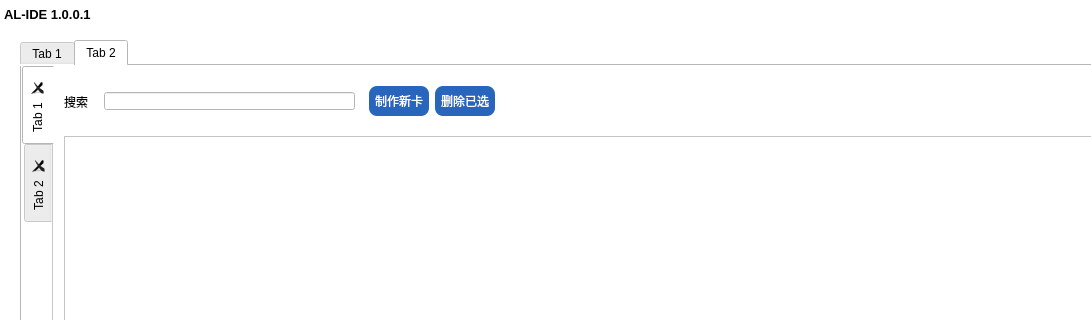
NWYLZW/A-Language-IDE, file visualizationSrc/qtUI/mainInterFace.ui: the form before one commit; both pictures show x 0 to 1091 and y 0 to 320 of the 1200 by 720 pixel window.
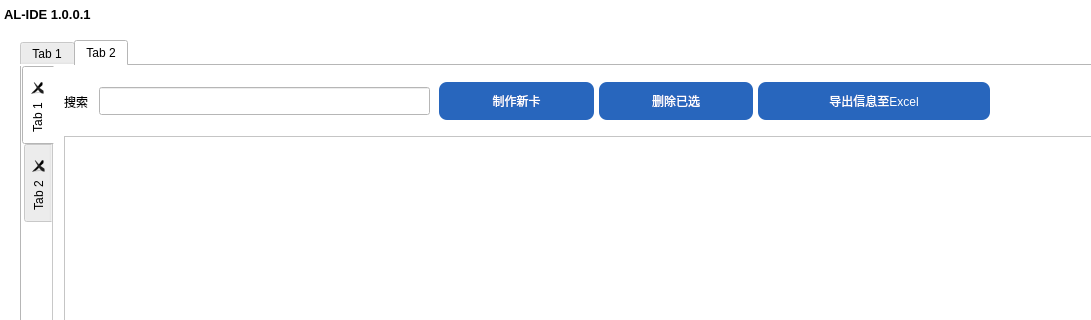
The form after the commit. The open tabs and pages were chosen to show the change. Icons and pictures are not drawn.

```diff
--- a/visualizationSrc/qtUI/mainInterFace.ui
+++ b/visualizationSrc/qtUI/mainInterFace.ui
@@ -300,7 +300,7 @@
          <rect>
           <x>10</x>
           <y>10</y>
-          <width>301</width>
+          <width>371</width>
           <height>51</height>
          </rect>
         </property>
@@ -318,7 +318,8 @@
          <item>
           <widget class="QLineEdit" name="CMT_C_Search_Input">
            <property name="styleSheet">
-            <string notr="true">margin:10px;</string>
+            <string notr="true">margin: 5px;
+padding: 5px;</string>
            </property>
           </widget>
          </item>
@@ -356,24 +357,27 @@
        <widget class="QWidget" name="horizontalLayoutWidget_4">
         <property name="geometry">
          <rect>
-          <x>310</x>
+          <x>380</x>
           <y>10</y>
-          <width>136</width>
+          <width>561</width>
           <height>51</height>
          </rect>
         </property>
-        <layout class="QHBoxLayout" name="CMT_C_btnList">
+        <layout class="QHBoxLayout" name="CMT_C_btnList" stretch="2,2,3">
+         <property name="spacing">
+          <number>5</number>
+         </property>
          <property name="leftMargin">
           <number>5</number>
          </property>
          <property name="topMargin">
-          <number>5</number>
+          <number>0</number>
          </property>
          <property name="rightMargin">
           <number>5</number>
          </property>
          <property name="bottomMargin">
-          <number>5</number>
+          <number>0</number>
          </property>
          <item>
           <widget class="QPushButton" name="makeNewCard">
@@ -383,7 +387,7 @@
            <property name="styleSheet">
             <string notr="true">background: #2866bd;
 color: #fff;
-padding: 6px;
+padding: 10px;
 border: none;
 border-radius: 8px;</string>
            </property>
@@ -397,7 +401,7 @@
            <property name="styleSheet">
             <string notr="true">background: #2866bd;
 color: #fff;
-padding: 6px;
+padding: 10px;
 border: none;
 border-radius: 8px;</string>
            </property>
@@ -406,6 +410,23 @@
            </property>
           </widget>
          </item>
+         <item>
+          <widget class="QPushButton" name="pushButton_3">
+           <property name="cursor">
+            <cursorShape>ForbiddenCursor</cursorShape>
+           </property>
+           <property name="styleSheet">
+            <string notr="true">background: #2866bd;
+color: #fff;
+padding: 10px;
+border: none;
+border-radius: 8px;</string>
+           </property>
+           <property name="text">
+            <string>导出信息至Excel</string>
+           </property>
+          </widget>
+         </item>
         </layout>
        </widget>
       </widget>
```
Left out of the diff: 10 changed lines with no effect on the pictures.
